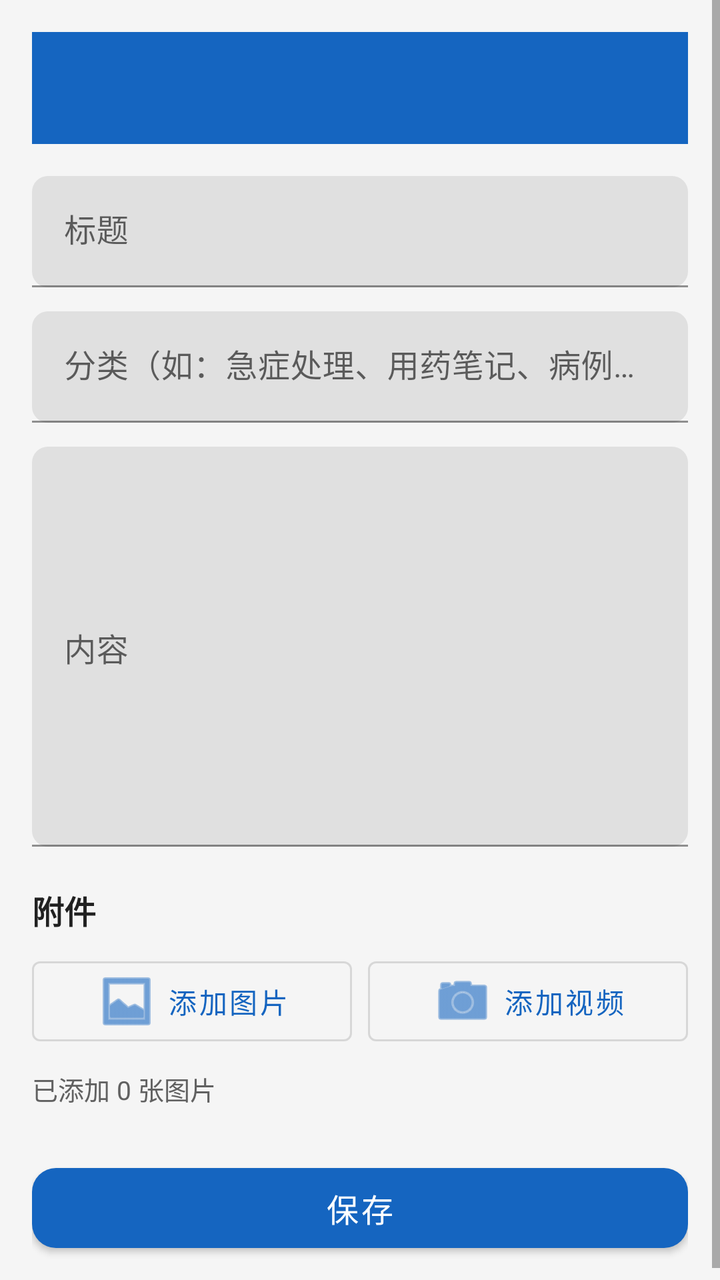
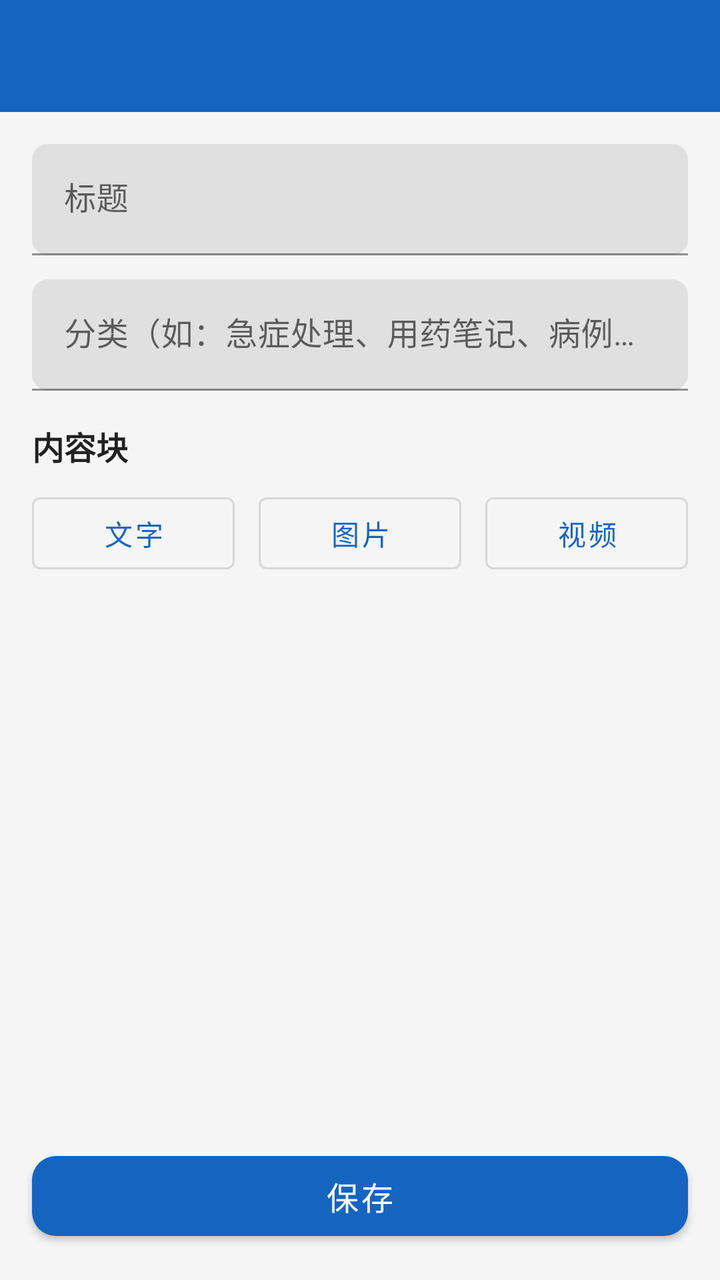

Before-and-after screenshots of an Android layout around one commit, followed by the original layout XML and the change that was made.
<!-- AndroidManifest.xml: application theme Theme.OncologyHandbook -->
<!-- res/layout/activity_add_content.xml -->
<?xml version="1.0" encoding="utf-8"?>
<ScrollView xmlns:android="http://schemas.android.com/apk/res/android"
    xmlns:app="http://schemas.android.com/apk/res-auto"
    android:layout_width="match_parent"
    android:layout_height="match_parent"
    android:background="@color/bg_gray"
    android:fillViewport="true">

    <LinearLayout
        android:layout_width="match_parent"
        android:layout_height="wrap_content"
        android:orientation="vertical"
        android:padding="16dp">

        <com.google.android.material.appbar.MaterialToolbar
            android:id="@+id/toolbar"
            android:layout_width="match_parent"
            android:layout_height="?attr/actionBarSize"
            android:background="@color/primary"
            android:theme="@style/ThemeOverlay.MaterialComponents.Dark.ActionBar"
            android:layout_marginBottom="16dp" />

        <com.google.android.material.textfield.TextInputLayout
            android:layout_width="match_parent"
            android:layout_height="wrap_content"
            android:hint="标题"
            app:boxCornerRadiusBottomEnd="8dp"
            app:boxCornerRadiusBottomStart="8dp"
            app:boxCornerRadiusTopEnd="8dp"
            app:boxCornerRadiusTopStart="8dp">

            <com.google.android.material.textfield.TextInputEditText
                android:id="@+id/et_title"
                android:layout_width="match_parent"
                android:layout_height="wrap_content"
                android:inputType="text"
                android:maxLines="2" />
        </com.google.android.material.textfield.TextInputLayout>

        <com.google.android.material.textfield.TextInputLayout
            android:layout_width="match_parent"
            android:layout_height="wrap_content"
            android:layout_marginTop="12dp"
            android:hint="分类（如：急症处理、用药笔记、病例总结）"
            app:boxCornerRadiusBottomEnd="8dp"
            app:boxCornerRadiusBottomStart="8dp"
            app:boxCornerRadiusTopEnd="8dp"
            app:boxCornerRadiusTopStart="8dp">

            <com.google.android.material.textfield.TextInputEditText
                android:id="@+id/et_category"
                android:layout_width="match_parent"
                android:layout_height="wrap_content"
                android:inputType="text"
                android:maxLines="1" />
        </com.google.android.material.textfield.TextInputLayout>

        <com.google.android.material.textfield.TextInputLayout
            android:layout_width="match_parent"
            android:layout_height="wrap_content"
            android:layout_marginTop="12dp"
            android:hint="内容"
            app:boxCornerRadiusBottomEnd="8dp"
            app:boxCornerRadiusBottomStart="8dp"
            app:boxCornerRadiusTopEnd="8dp"
            app:boxCornerRadiusTopStart="8dp">

            <com.google.android.material.textfield.TextInputEditText
                android:id="@+id/et_content"
                android:layout_width="match_parent"
                android:layout_height="200dp"
                android:gravity="top|start"
                android:inputType="textMultiLine" />
        </com.google.android.material.textfield.TextInputLayout>

        <TextView
            android:layout_width="match_parent"
            android:layout_height="wrap_content"
            android:layout_marginTop="20dp"
            android:text="附件"
            android:textColor="@color/text_primary"
            android:textSize="16sp"
            android:textStyle="bold" />

        <LinearLayout
            android:layout_width="match_parent"
            android:layout_height="wrap_content"
            android:layout_marginTop="8dp"
            android:orientation="horizontal">

            <com.google.android.material.button.MaterialButton
                android:id="@+id/btn_add_image"
                style="@style/Widget.MaterialComponents.Button.OutlinedButton"
                android:layout_width="0dp"
                android:layout_height="wrap_content"
                android:layout_weight="1"
                android:layout_marginEnd="8dp"
                android:text="添加图片"
                android:textAllCaps="false"
                app:icon="@android:drawable/ic_menu_gallery"
                app:iconGravity="textStart" />

            <com.google.android.material.button.MaterialButton
                android:id="@+id/btn_add_video"
                style="@style/Widget.MaterialComponents.Button.OutlinedButton"
                android:layout_width="0dp"
                android:layout_height="wrap_content"
                android:layout_weight="1"
                android:text="添加视频"
                android:textAllCaps="false"
                app:icon="@android:drawable/ic_menu_camera"
                app:iconGravity="textStart" />
        </LinearLayout>

        <TextView
            android:id="@+id/tv_image_count"
            android:layout_width="match_parent"
            android:layout_height="wrap_content"
            android:layout_marginTop="8dp"
            android:text="已添加 0 张图片"
            android:textColor="@color/text_secondary"
            android:textSize="13sp" />

        <LinearLayout
            android:id="@+id/video_container"
            android:layout_width="match_parent"
            android:layout_height="wrap_content"
            android:layout_marginTop="8dp"
            android:background="@drawable/bg_card"
            android:gravity="center_vertical"
            android:orientation="horizontal"
            android:padding="12dp"
            android:visibility="gone">

            <ImageView
                android:layout_width="24dp"
                android:layout_height="24dp"
                android:src="@android:drawable/ic_media_play"
                app:tint="@color/primary"
                xmlns:app="http://schemas.android.com/apk/res-auto" />

            <TextView
                android:id="@+id/tv_video_name"
                android:layout_width="0dp"
                android:layout_height="wrap_content"
                android:layout_weight="1"
                android:layout_marginStart="8dp"
                android:ellipsize="end"
                android:maxLines="1"
                android:textColor="@color/text_primary"
                android:textSize="14sp" />

            <ImageButton
                android:id="@+id/btn_remove_video"
                android:layout_width="32dp"
                android:layout_height="32dp"
                android:background="?attr/selectableItemBackgroundBorderless"
                android:src="@android:drawable/ic_menu_close_clear_cancel"
                android:contentDescription="移除视频"
                app:tint="@color/text_secondary" />
        </LinearLayout>

        <com.google.android.material.button.MaterialButton
            android:id="@+id/btn_save"
            android:layout_width="match_parent"
            android:layout_height="52dp"
            android:layout_marginTop="24dp"
            android:text="保存"
            android:textSize="16sp"
            app:backgroundTint="@color/primary"
            app:cornerRadius="12dp" />

    </LinearLayout>
</ScrollView>
<!-- resources referenced by this layout -->
<resources>
  <color name="bg_gray">#F5F5F5</color>
  <color name="primary">#1565C0</color>
  <color name="text_primary">#212121</color>
  <color name="text_secondary">#616161</color>
  <!-- drawable bg_card (drawable) -->
  <?xml version="1.0" encoding="utf-8"?>
  <shape xmlns:android="http://schemas.android.com/apk/res/android"
      android:shape="rectangle">
      <solid android:color="@color/white" />
      <corners android:radius="10dp" />
  </shape>
  <style name="Theme.OncologyHandbook" parent="Theme.MaterialComponents.Light.NoActionBar">
          <item name="colorPrimary">@color/primary</item>
          <item name="colorPrimaryVariant">@color/primary_dark</item>
          <item name="colorOnPrimary">@color/white</item>
          <item name="colorSecondary">@color/accent</item>
          <item name="colorSecondaryVariant">@color/accent</item>
          <item name="colorOnSecondary">@color/white</item>
          <item name="android:statusBarColor">@color/primary_dark</item>
          <item name="android:windowBackground">@color/bg_gray</item>
      </style>
  <color name="white">#FFFFFF</color>
  <color name="primary_dark">#0D47A1</color>
  <color name="accent">#FF6F00</color>
</resources>

<!-- the commit's change to res/layout/activity_add_content.xml (unified diff, before → after) -->
@@ -1,174 +1,131 @@
 <?xml version="1.0" encoding="utf-8"?>
-<ScrollView xmlns:android="http://schemas.android.com/apk/res/android"
+<LinearLayout xmlns:android="http://schemas.android.com/apk/res/android"
     xmlns:app="http://schemas.android.com/apk/res-auto"
     android:layout_width="match_parent"
     android:layout_height="match_parent"
     android:background="@color/bg_gray"
-    android:fillViewport="true">
+    android:orientation="vertical">
 
-    <LinearLayout
+    <com.google.android.material.appbar.MaterialToolbar
+        android:id="@+id/toolbar"
         android:layout_width="match_parent"
-        android:layout_height="wrap_content"
-        android:orientation="vertical"
-        android:padding="16dp">
+        android:layout_height="?attr/actionBarSize"
+        android:background="@color/primary"
+        android:theme="@style/ThemeOverlay.MaterialComponents.Dark.ActionBar" />
 
-        <com.google.android.material.appbar.MaterialToolbar
-            android:id="@+id/toolbar"
-            android:layout_width="match_parent"
-            android:layout_height="?attr/actionBarSize"
-            android:background="@color/primary"
-            android:theme="@style/ThemeOverlay.MaterialComponents.Dark.ActionBar"
-            android:layout_marginBottom="16dp" />
-
-        <com.google.android.material.textfield.TextInputLayout
-            android:layout_width="match_parent"
-            android:layout_height="wrap_content"
-            android:hint="标题"
-            app:boxCornerRadiusBottomEnd="8dp"
-            app:boxCornerRadiusBottomStart="8dp"
-            app:boxCornerRadiusTopEnd="8dp"
-            app:boxCornerRadiusTopStart="8dp">
-
-            <com.google.android.material.textfield.TextInputEditText
-                android:id="@+id/et_title"
-                android:layout_width="match_parent"
-                android:layout_height="wrap_content"
-                android:inputType="text"
-                android:maxLines="2" />
-        </com.google.android.material.textfield.TextInputLayout>
-
-        <com.google.android.material.textfield.TextInputLayout
-            android:layout_width="match_parent"
-            android:layout_height="wrap_content"
-            android:layout_marginTop="12dp"
-            android:hint="分类（如：急症处理、用药笔记、病例总结）"
-            app:boxCornerRadiusBottomEnd="8dp"
-            app:boxCornerRadiusBottomStart="8dp"
-            app:boxCornerRadiusTopEnd="8dp"
-            app:boxCornerRadiusTopStart="8dp">
-
-            <com.google.android.material.textfield.TextInputEditText
-                android:id="@+id/et_category"
-                android:layout_width="match_parent"
-                android:layout_height="wrap_content"
-                android:inputType="text"
-                android:maxLines="1" />
-        </com.google.android.material.textfield.TextInputLayout>
-
-        <com.google.android.material.textfield.TextInputLayout
-            android:layout_width="match_parent"
-            android:layout_height="wrap_content"
-            android:layout_marginTop="12dp"
-            android:hint="内容"
-            app:boxCornerRadiusBottomEnd="8dp"
-            app:boxCornerRadiusBottomStart="8dp"
-            app:boxCornerRadiusTopEnd="8dp"
-            app:boxCornerRadiusTopStart="8dp">
-
-            <com.google.android.material.textfield.TextInputEditText
-                android:id="@+id/et_content"
-                android:layout_width="match_parent"
-                android:layout_height="200dp"
-                android:gravity="top|start"
-                android:inputType="textMultiLine" />
-        </com.google.android.material.textfield.TextInputLayout>
-
-        <TextView
-            android:layout_width="match_parent"
-            android:layout_height="wrap_content"
-            android:layout_marginTop="20dp"
-            android:text="附件"
-            android:textColor="@color/text_primary"
-            android:textSize="16sp"
-            android:textStyle="bold" />
+    <ScrollView
+        android:layout_width="match_parent"
+        android:layout_height="wrap_content">
 
         <LinearLayout
             android:layout_width="match_parent"
             android:layout_height="wrap_content"
-            android:layout_marginTop="8dp"
-            android:orientation="horizontal">
+            android:orientation="vertical"
+            android:padding="16dp">
 
-            <com.google.android.material.button.MaterialButton
-                android:id="@+id/btn_add_image"
-                style="@style/Widget.MaterialComponents.Button.OutlinedButton"
-                android:layout_width="0dp"
+            <com.google.android.material.textfield.TextInputLayout
+                android:layout_width="match_parent"
                 android:layout_height="wrap_content"
-                android:layout_weight="1"
-                android:layout_marginEnd="8dp"
-                android:text="添加图片"
-                android:textAllCaps="false"
-                app:icon="@android:drawable/ic_menu_gallery"
-                app:iconGravity="textStart" />
+                android:hint="标题"
+                app:boxCornerRadiusBottomEnd="8dp"
+                app:boxCornerRadiusBottomStart="8dp"
+                app:boxCornerRadiusTopEnd="8dp"
+                app:boxCornerRadiusTopStart="8dp">
 
-            <com.google.android.material.button.MaterialButton
-                android:id="@+id/btn_add_video"
-                style="@style/Widget.MaterialComponents.Button.OutlinedButton"
-                android:layout_width="0dp"
+                <com.google.android.material.textfield.TextInputEditText
+                    android:id="@+id/et_title"
+                    android:layout_width="match_parent"
+                    android:layout_height="wrap_content"
+                    android:inputType="text"
+                    android:maxLines="2" />
+            </com.google.android.material.textfield.TextInputLayout>
+
+            <com.google.android.material.textfield.TextInputLayout
+                android:layout_width="match_parent"
                 android:layout_height="wrap_content"
-                android:layout_weight="1"
-                android:text="添加视频"
-                android:textAllCaps="false"
-                app:icon="@android:drawable/ic_menu_camera"
-                app:iconGravity="textStart" />
+                android:layout_marginTop="12dp"
+                android:hint="分类（如：急症处理、用药笔记、病例总结）"
+                app:boxCornerRadiusBottomEnd="8dp"
+                app:boxCornerRadiusBottomStart="8dp"
+                app:boxCornerRadiusTopEnd="8dp"
+                app:boxCornerRadiusTopStart="8dp">
+
+                <com.google.android.material.textfield.TextInputEditText
+                    android:id="@+id/et_category"
+                    android:layout_width="match_parent"
+                    android:layout_height="wrap_content"
+                    android:inputType="text"
+                    android:maxLines="1" />
+            </com.google.android.material.textfield.TextInputLayout>
+
+            
+            <TextView
+                android:layout_width="match_parent"
+                android:layout_height="wrap_content"
+                android:layout_marginTop="16dp"
+                android:text="内容块"
+                android:textColor="@color/text_primary"
+                android:textSize="16sp"
+                android:textStyle="bold" />
+
+            <LinearLayout
+                android:layout_width="match_parent"
+                android:layout_height="wrap_content"
+                android:layout_marginTop="8dp"
+                android:orientation="horizontal">
+
+                <com.google.android.material.button.MaterialButton
+                    android:id="@+id/btn_add_text"
+                    style="@style/Widget.MaterialComponents.Button.OutlinedButton"
+                    android:layout_width="0dp"
+                    android:layout_height="wrap_content"
+                    android:layout_weight="1"
+                    android:layout_marginEnd="6dp"
+                    android:text="文字"
+                    android:textAllCaps="false" />
+
+                <com.google.android.material.button.MaterialButton
+                    android:id="@+id/btn_add_image"
+                    style="@style/Widget.MaterialComponents.Button.OutlinedButton"
+                    android:layout_width="0dp"
+                    android:layout_height="wrap_content"
+                    android:layout_weight="1"
+                    android:layout_marginHorizontal="6dp"
+                    android:text="图片"
+                    android:textAllCaps="false" />
+
+                <com.google.android.material.button.MaterialButton
+                    android:id="@+id/btn_add_video"
+                    style="@style/Widget.MaterialComponents.Button.OutlinedButton"
+                    android:layout_width="0dp"
+                    android:layout_height="wrap_content"
+                    android:layout_weight="1"
+                    android:layout_marginStart="6dp"
+                    android:text="视频"
+                    android:textAllCaps="false" />
+            </LinearLayout>
+
         </LinearLayout>
+    </ScrollView>
 
-        <TextView
-            android:id="@+id/tv_image_count"
-            android:layout_width="match_parent"
-            android:layout_height="wrap_content"
-            android:layout_marginTop="8dp"
-            android:text="已添加 0 张图片"
-            android:textColor="@color/text_secondary"
-            android:textSize="13sp" />
+    
+    <androidx.recyclerview.widget.RecyclerView
+        android:id="@+id/rv_blocks"
+        android:layout_width="match_parent"
+        android:layout_height="0dp"
+        android:layout_weight="1"
+        android:paddingHorizontal="16dp"
+        android:clipToPadding="false" />
 
-        <LinearLayout
-            android:id="@+id/video_container"
-            android:layout_width="match_parent"
-            android:layout_height="wrap_content"
-            android:layout_marginTop="8dp"
-            android:background="@drawable/bg_card"
-            android:gravity="center_vertical"
-            android:orientation="horizontal"
-            android:padding="12dp"
-            android:visibility="gone">
+    
+    <com.google.android.material.button.MaterialButton
+        android:id="@+id/btn_save"
+        android:layout_width="match_parent"
+        android:layout_height="52dp"
+        android:layout_margin="16dp"
+        android:text="保存"
+        android:textSize="16sp"
+        app:backgroundTint="@color/primary"
+        app:cornerRadius="12dp" />
 
-            <ImageView
-                android:layout_width="24dp"
-                android:layout_height="24dp"
-                android:src="@android:drawable/ic_media_play"
-                app:tint="@color/primary"
-                xmlns:app="http://schemas.android.com/apk/res-auto" />
-
-            <TextView
-                android:id="@+id/tv_video_name"
-                android:layout_width="0dp"
-                android:layout_height="wrap_content"
-                android:layout_weight="1"
-                android:layout_marginStart="8dp"
-                android:ellipsize="end"
-                android:maxLines="1"
-                android:textColor="@color/text_primary"
-                android:textSize="14sp" />
-
-            <ImageButton
-                android:id="@+id/btn_remove_video"
-                android:layout_width="32dp"
-                android:layout_height="32dp"
-                android:background="?attr/selectableItemBackgroundBorderless"
-                android:src="@android:drawable/ic_menu_close_clear_cancel"
-                android:contentDescription="移除视频"
-                app:tint="@color/text_secondary" />
-        </LinearLayout>
-
-        <com.google.android.material.button.MaterialButton
-            android:id="@+id/btn_save"
-            android:layout_width="match_parent"
-            android:layout_height="52dp"
-            android:layout_marginTop="24dp"
-            android:text="保存"
-            android:textSize="16sp"
-            app:backgroundTint="@color/primary"
-            app:cornerRadius="12dp" />
-
-    </LinearLayout>
-</ScrollView>
+</LinearLayout>
<!-- resource entries referenced after the edit -->
@@ -3,14 +3,6 @@
   <color name="bg_gray">#F5F5F5</color>
   <color name="primary">#1565C0</color>
   <color name="text_primary">#212121</color>
-  <color name="text_secondary">#616161</color>
-  <!-- drawable bg_card (drawable) -->
-  <?xml version="1.0" encoding="utf-8"?>
-  <shape xmlns:android="http://schemas.android.com/apk/res/android"
-      android:shape="rectangle">
-      <solid android:color="@color/white" />
-      <corners android:radius="10dp" />
-  </shape>
   <style name="Theme.OncologyHandbook" parent="Theme.MaterialComponents.Light.NoActionBar">
           <item name="colorPrimary">@color/primary</item>
           <item name="colorPrimaryVariant">@color/primary_dark</item>
